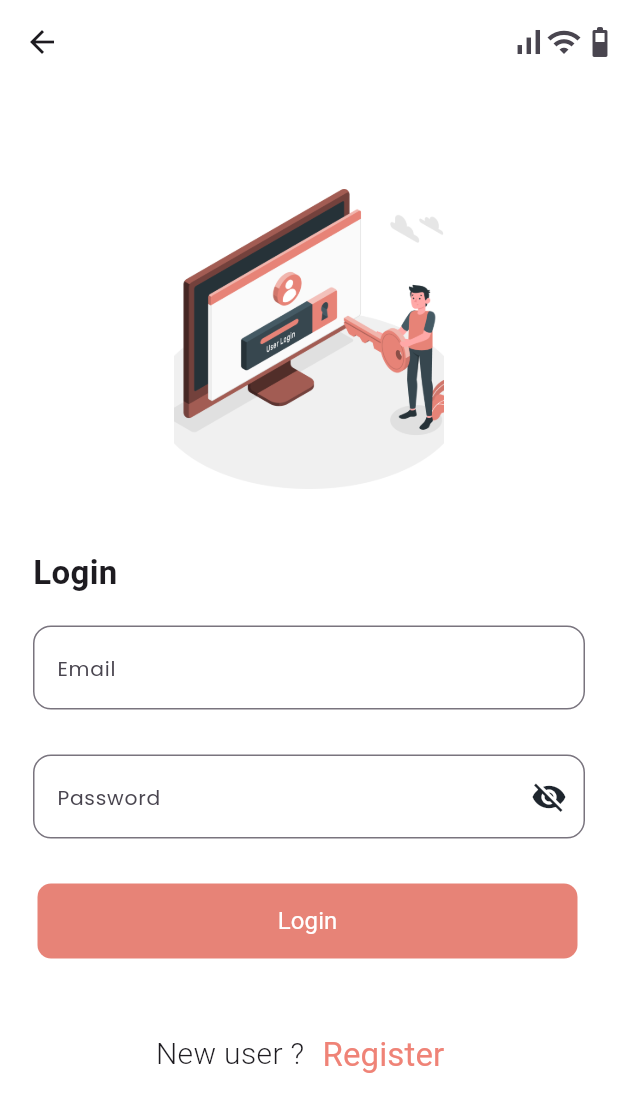
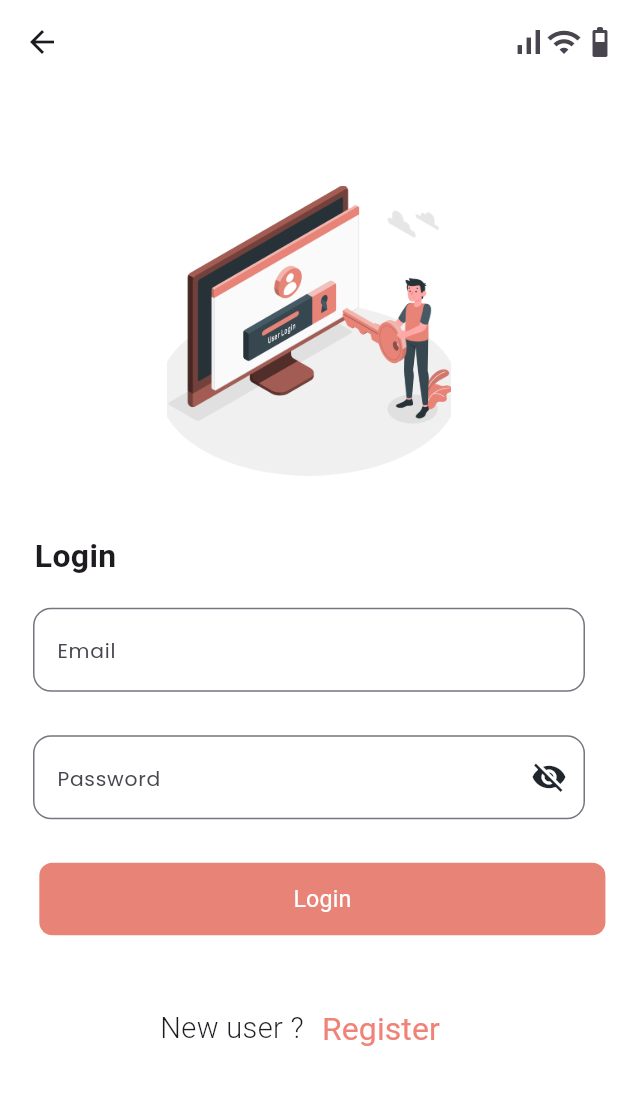
Before and after one commit to Shayanzahid227/LuciusBeautySalon-, a Flutter app: the login_screen_0 screen opened directly, on a phone screen of 412 x 824 dp. Shown: the top 1112 px of the screen. Run offline on Flutter 3.47's test engine with Material 3 defaults, Android fonts, the phone set to English and light mode, and no system bars; our stand-ins replace flutter_screenutil, google_fonts.

Commit message:
figma 3 task issue solved

```diff
--- a/lib/ui/custom_widgets/button.dart
+++ b/lib/ui/custom_widgets/button.dart
@@ -1,4 +1,3 @@
-import 'package:figma_creation_task/main.dart';
 import 'package:flutter/material.dart';
 import 'package:flutter_screenutil/flutter_screenutil.dart';
 import 'package:google_fonts/google_fonts.dart';
--- a/lib/ui/custom_widgets/continue_with_container.dart
+++ b/lib/ui/custom_widgets/social_button.dart
@@ -1,4 +1,3 @@
-import 'package:figma_creation_task/ui/screens/shahab/sigin_screen.dart';
 import 'package:flutter/material.dart';
 import 'package:flutter_screenutil/flutter_screenutil.dart';
 
--- a/lib/ui/screens/figma03/login_screen.dart
+++ b/lib/ui/screens/figma03/login_screen.dart
@@ -4,6 +4,7 @@ import 'package:figma_creation_task/ui/screens/figma03/Register_screen_0.dart';
 import 'package:figma_creation_task/ui/screens/figma03/home_screen.dart';
 
 import 'package:flutter/material.dart';
+import 'package:flutter_screenutil/flutter_screenutil.dart';
 
 class login_screen_0 extends StatefulWidget {
   const login_screen_0({super.key});
@@ -15,6 +16,9 @@ class login_screen_0 extends StatefulWidget {
 class _login_screen_0State extends State<login_screen_0> {
   @override
   Widget build(BuildContext context) {
+    double screenHeight = MediaQuery.of(context).size.height;
+    double screenWidth = MediaQuery.of(context).size.width;
+
     return Scaffold(
       backgroundColor: Colors.white,
       appBar: AppBar(
@@ -29,31 +33,32 @@ class _login_screen_0State extends State<login_screen_0> {
         child: Column(
           children: [
             Padding(
-              padding: const EdgeInsets.only(top: 70),
+              padding: EdgeInsets.only(top: 70.h),
               child: Center(
                 child: SizedBox(
-                    height: 200,
-                    width: 180,
+                    height: 200.h,
+                    width: 180.w,
                     child: Image.asset(
                       "$staticAssets/loginlogo.png",
                       fit: BoxFit.cover,
                     )),
               ),
             ),
-            const SizedBox(height: 40),
+            SizedBox(height: 40.h),
             Column(
               mainAxisAlignment: MainAxisAlignment.start,
               crossAxisAlignment: CrossAxisAlignment.start,
               children: [
-                const Padding(
-                  padding: EdgeInsets.only(left: 22.0),
+                Padding(
+                  padding: EdgeInsets.only(left: 22.0.w),
                   child: Text(
                     "Login",
-                    style: TextStyle(fontSize: 22, fontWeight: FontWeight.w700),
+                    style:
+                        TextStyle(fontSize: 22.sp, fontWeight: FontWeight.w700),
                   ),
                 ),
-                const SizedBox(
-                  height: 20,
+                SizedBox(
+                  height: 20.h,
                 ),
 
                 ///
@@ -77,7 +82,7 @@ class _login_screen_0State extends State<login_screen_0> {
                   hintText: "Email",
                   showVisibilityToggle: false,
                 ),
-                const SizedBox(height: 30),
+                SizedBox(height: 30.h),
 
                 ///
                 /// Paasword
@@ -86,29 +91,29 @@ class _login_screen_0State extends State<login_screen_0> {
                   hintText: "Password",
                   showVisibilityToggle: true,
                 ),
-                const SizedBox(
-                  height: 30,
+                SizedBox(
+                  height: 30.h,
                 ),
                 Padding(
-                  padding: const EdgeInsets.only(left: 25.0),
+                  padding: EdgeInsets.only(left: 25.0.w),
                   child: Row(
                     children: [
                       Container(
-                        height: 50,
-                        width: 360,
+                        height: 50.h,
+                        width: 360.w,
                         decoration: BoxDecoration(
                             color: const Color(0xfffe78377),
-                            borderRadius: BorderRadius.circular(9)),
+                            borderRadius: BorderRadius.circular(9.r)),
                         child: TextButton(
                             onPressed: () {
                               Navigator.of(context).push(MaterialPageRoute(
                                   builder: (context) => const home_screen_0()));
                             },
-                            child: const Center(
+                            child: Center(
                                 child: Text(
                               "Login",
                               style: TextStyle(
-                                  fontSize: 16,
+                                  fontSize: 16.sp,
                                   fontWeight: FontWeight.w400,
                                   color: Colors.white),
                             ))),
@@ -116,15 +121,15 @@ class _login_screen_0State extends State<login_screen_0> {
                     ],
                   ),
                 ),
-                const SizedBox(height: 40),
+                SizedBox(height: 40.h),
                 Row(
                     mainAxisAlignment: MainAxisAlignment.center,
                     crossAxisAlignment: CrossAxisAlignment.center,
                     children: [
-                      const Text(
+                      Text(
                         "New user ?",
                         style: TextStyle(
-                            fontSize: 20, fontWeight: FontWeight.w300),
+                            fontSize: 20.sp, fontWeight: FontWeight.w300),
                       ),
                       TextButton(
                           onPressed: () {
@@ -132,10 +137,10 @@ class _login_screen_0State extends State<login_screen_0> {
                               builder: (context) => const Register_screen_0(),
                             ));
                           },
-                          child: const Text(
+                          child: Text(
                             "Register",
                             style: TextStyle(
-                                fontSize: 22,
+                                fontSize: 22.sp,
                                 fontWeight: FontWeight.w400,
                                 color: Color(0xfffef8377)),
                           ))
--- a/lib/ui/screens/shahab/login_screen.dart
+++ b/lib/ui/screens/shahab/login_screen.dart
@@ -1,6 +1,6 @@
 import 'package:figma_creation_task/core/constant/string.dart';
 import 'package:figma_creation_task/ui/custom_widgets/button.dart';
-import 'package:figma_creation_task/ui/custom_widgets/continue_with_container.dart';
+import 'package:figma_creation_task/ui/custom_widgets/social_button.dart';
 import 'package:figma_creation_task/ui/custom_widgets/line_with_text.dart';
 import 'package:figma_creation_task/ui/custom_widgets/switch_button.dart';
 
--- a/lib/ui/screens/shahab/sigin_screen.dart
+++ b/lib/ui/screens/shahab/sigin_screen.dart
@@ -1,6 +1,6 @@
 import 'package:figma_creation_task/core/constant/string.dart';
 import 'package:figma_creation_task/ui/custom_widgets/button.dart';
-import 'package:figma_creation_task/ui/custom_widgets/continue_with_container.dart';
+import 'package:figma_creation_task/ui/custom_widgets/social_button.dart';
 import 'package:figma_creation_task/ui/custom_widgets/line_with_text.dart';
 import 'package:figma_creation_task/ui/custom_widgets/switch_button.dart';
 
```
Also changed, not shown: lib/ui/custom_widgets/switch_button(on/off).dart (deleted, +0 -64 lines).
